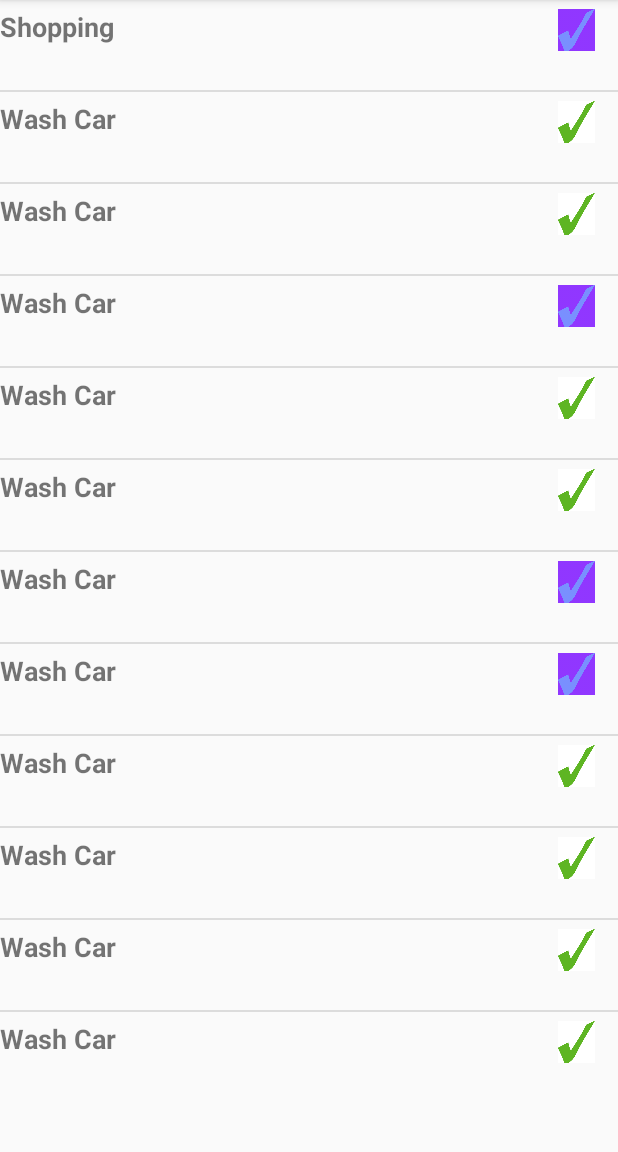
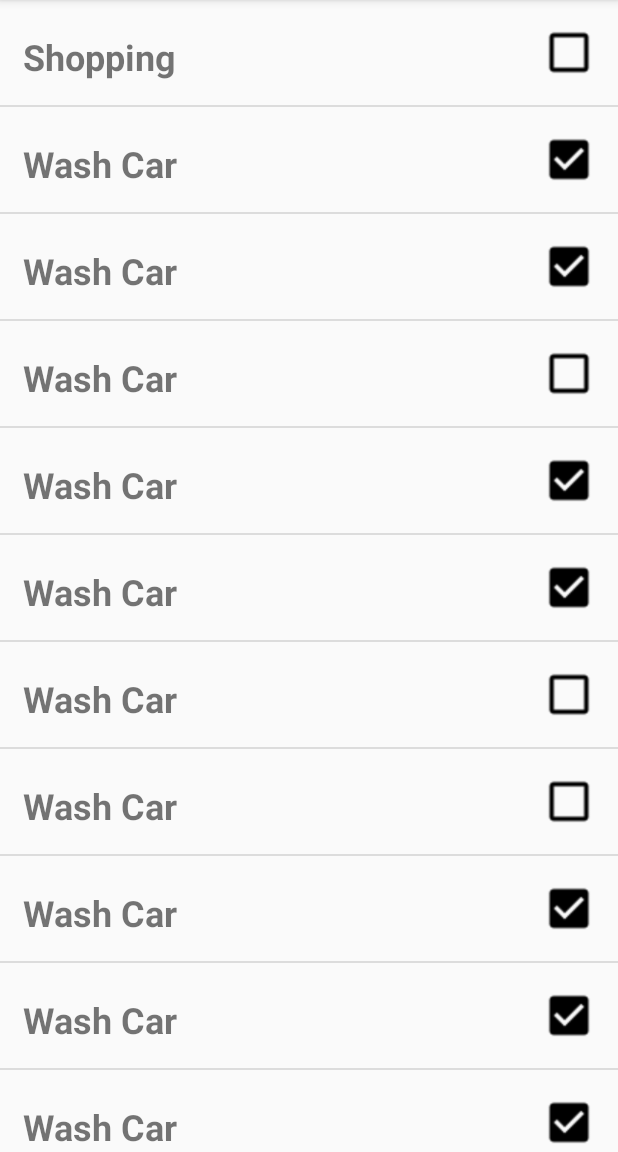
Before and after one commit to rob-code/Project2_ToDoList, an Android app: the screen it shows after launch (ListActivity), on a phone screen of 412 x 824 dp, the part 84-1236 px from its top. Run offline under Robolectric (Android 15) with nearby library versions, the phone set to English and light mode, and no system bars.

Commit message:
added better formatting and icons in ListMenu

```diff
--- a/app/src/main/java/com/codeclan/todolist/ListAdapter.java
+++ b/app/src/main/java/com/codeclan/todolist/ListAdapter.java
@@ -31,11 +31,11 @@ public class ListAdapter extends ArrayAdapter<Task> {
         ImageView completionStatus = (ImageView)listItemView.findViewById(R.id.is_done_image);
 
         if (currentTask.isDone()) {
-            completionStatus.setImageResource(R.drawable.green_tick);
+            completionStatus.setImageResource(R.drawable.ic_check_box_black_24dp);
         }
         else
         {
-            completionStatus.setImageResource(R.drawable.white_tick);
+            completionStatus.setImageResource(R.drawable.ic_check_box_outline_blank_black_24dp);
         }
 
         TextView name = (TextView)listItemView.findViewById(R.id.name);
--- a/app/src/main/res/layout/task_item.xml
+++ b/app/src/main/res/layout/task_item.xml
@@ -1,7 +1,7 @@
 <?xml version="1.0" encoding="utf-8"?>
 <RelativeLayout xmlns:android="http://schemas.android.com/apk/res/android"
     android:orientation="horizontal" android:layout_width="match_parent"
-    android:layout_height="60dp"
+    android:layout_height="70dp"
     android:onClick="onListNameClicked"
     >
 
@@ -10,18 +10,21 @@
         android:layout_width="match_parent"
         android:layout_height="wrap_content"
         android:layout_alignParentLeft="true"
+        android:layout_centerVertical="true"
         android:paddingTop="5dp"
-        android:textSize="18dp"
+        android:textSize="24dp"
         android:textStyle="bold"
-
+        android:paddingStart="15dp"
+        android:paddingLeft="15dp"
         />
 
     <ImageView
         android:id="@+id/is_done_image"
-        android:layout_width="40dp"
-        android:layout_height="40dp"
+        android:layout_width="50dp"
+        android:layout_height="50dp"
         android:layout_weight="1"
         android:paddingRight="15dp"
+        android:layout_centerVertical="true"
         android:layout_alignParentRight="true"
         />
 
```
Also changed, not shown: app/src/main/res/drawable/ic_check_box_black_24dp.png (added), app/src/main/res/drawable/ic_check_box_outline_blank_black_24dp.png (added).
